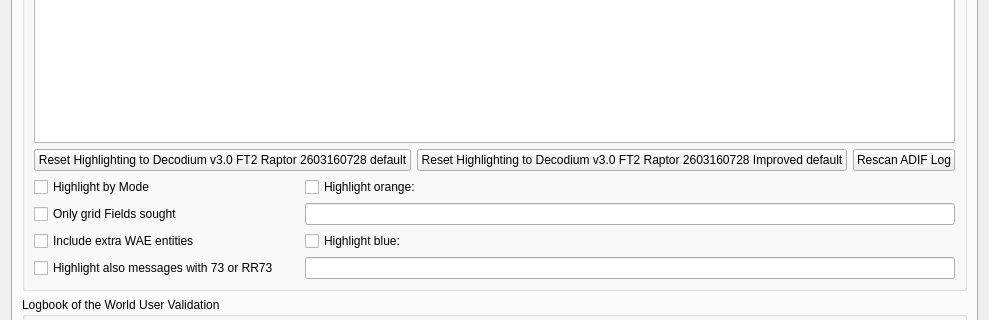
Above: Configuration.ui from iu8lmc/Decodium-3.0-Codename-Raptor before the change; both pictures show x 0 to 989 and y 124 to 444 of the 989 by 716 pixel window. Below: the same form after it.
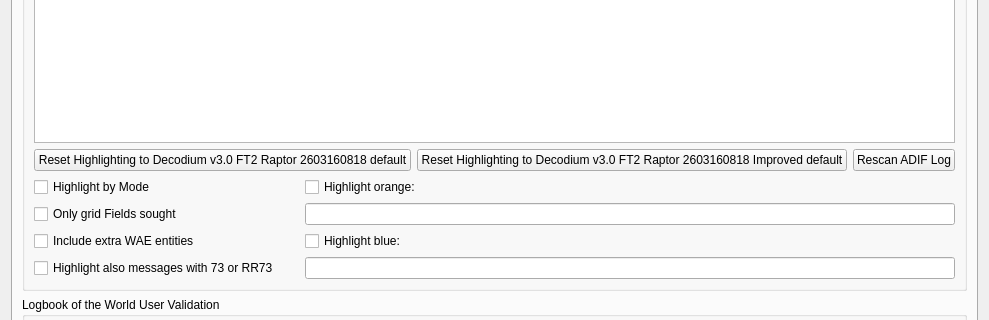
That is the form after the change. The open tabs and pages were chosen to show the change. Custom widgets are drawn as their Qt base class.

```diff
--- a/Configuration.ui
+++ b/Configuration.ui
@@ -2828,14 +2828,14 @@
                <string>&lt;html&gt;&lt;head/&gt;&lt;body&gt;&lt;p&gt;Push to reset all highlight items above to default values and priorities.&lt;/p&gt;&lt;/body&gt;&lt;/html&gt;</string>
               </property>
               <property name="text">
-               <string>Reset Highlighting to Decodium v3.0 FT2 Raptor 2603160728 default</string>
+               <string>Reset Highlighting to Decodium v3.0 FT2 Raptor 2603160818 default</string>
               </property>
              </widget>
             </item>
             <item>
              <widget class="QPushButton" name="reset_highlighting_to_defaults2_push_button">
               <property name="text">
-               <string>Reset Highlighting to Decodium v3.0 FT2 Raptor 2603160728 Improved default</string>
+               <string>Reset Highlighting to Decodium v3.0 FT2 Raptor 2603160818 Improved default</string>
               </property>
              </widget>
             </item>
```
Left out of the diff: 14 changed lines with no effect on the pictures.
